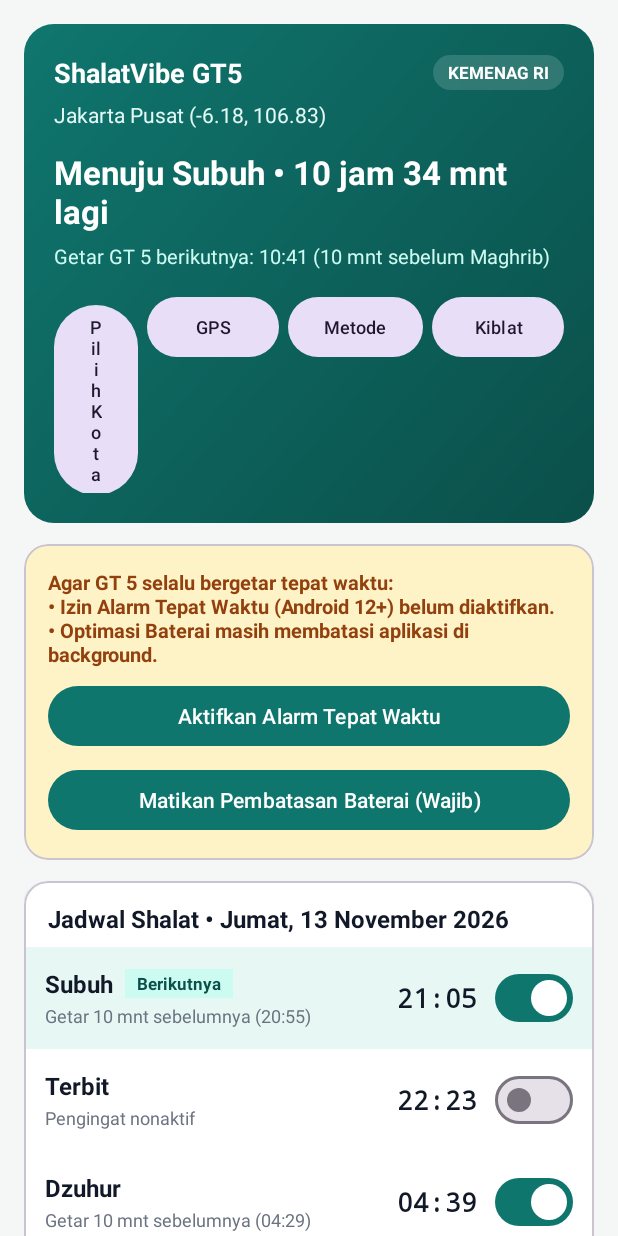
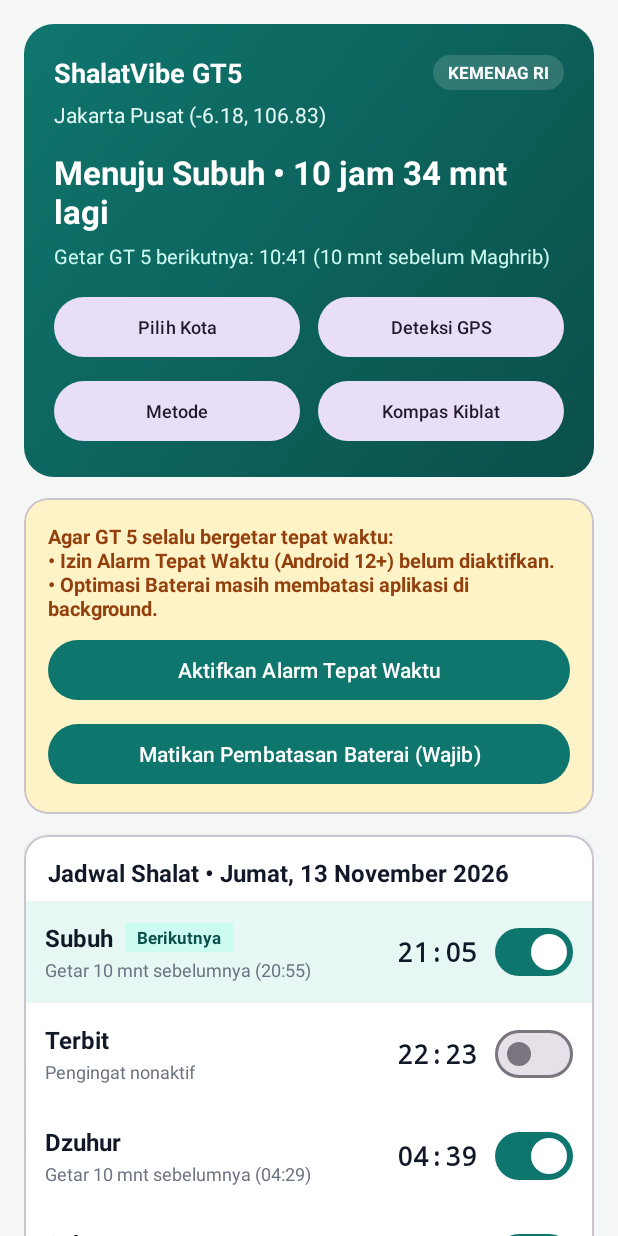
Before and after one commit to jodijhouranda/shalatvibe-gt5, an Android app: the screen it shows after launch (MainActivity), on a phone screen of 412 x 824 dp. Run offline under Robolectric (Android 15) with nearby library versions, the phone set to English and light mode, and no system bars.

Commit message:
Fix hero button 2x2 grid layout and system bar insets

```diff
--- a/app/src/main/java/com/jadwalshalat/gt5/MainActivity.java
+++ b/app/src/main/java/com/jadwalshalat/gt5/MainActivity.java
@@ -16,6 +16,9 @@ import androidx.activity.result.ActivityResultLauncher;
 import androidx.activity.result.contract.ActivityResultContracts;
 import androidx.appcompat.app.AlertDialog;
 import androidx.appcompat.app.AppCompatActivity;
+import androidx.core.graphics.Insets;
+import androidx.core.view.ViewCompat;
+import androidx.core.view.WindowInsetsCompat;
 
 import com.google.android.material.chip.Chip;
 import com.jadwalshalat.gt5.alarm.AlarmScheduler;
@@ -91,6 +94,11 @@ public class MainActivity extends AppCompatActivity {
         super.onCreate(savedInstanceState);
         binding = ActivityMainBinding.inflate(getLayoutInflater());
         setContentView(binding.getRoot());
+        ViewCompat.setOnApplyWindowInsetsListener(binding.getRoot(), (v, windowInsets) -> {
+            Insets insets = windowInsets.getInsets(WindowInsetsCompat.Type.systemBars());
+            v.setPadding(insets.left, insets.top, insets.right, insets.bottom);
+            return windowInsets;
+        });
 
         prefs = new PreferencesManager(this);
         NotificationHelper.ensureChannel(this);
--- a/app/src/main/res/layout/activity_main.xml
+++ b/app/src/main/res/layout/activity_main.xml
@@ -4,6 +4,7 @@
     android:layout_width="match_parent"
     android:layout_height="match_parent"
     android:background="@color/bg_surface"
+    android:clipToPadding="false"
     android:fillViewport="true">
 
     <LinearLayout
@@ -90,32 +91,51 @@
                     android:layout_height="wrap_content"
                     android:layout_marginEnd="6dp"
                     android:layout_weight="1"
+                    android:ellipsize="end"
+                    android:maxLines="1"
                     android:text="@string/btn_choose_city"
                     android:textSize="12sp" />
 
                 <com.google.android.material.button.MaterialButton
                     android:id="@+id/btnUseGps"
                     style="@style/Widget.Material3.Button.TonalButton"
-                    android:layout_width="wrap_content"
+                    android:layout_width="0dp"
                     android:layout_height="wrap_content"
-                    android:layout_marginEnd="6dp"
+                    android:layout_marginStart="6dp"
+                    android:layout_weight="1"
+                    android:ellipsize="end"
+                    android:maxLines="1"
                     android:text="@string/btn_gps"
                     android:textSize="12sp" />
+            </LinearLayout>
+
+            <LinearLayout
+                android:layout_width="match_parent"
+                android:layout_height="wrap_content"
+                android:layout_marginTop="8dp"
+                android:orientation="horizontal">
 
                 <com.google.android.material.button.MaterialButton
                     android:id="@+id/btnMethod"
                     style="@style/Widget.Material3.Button.TonalButton"
-                    android:layout_width="wrap_content"
+                    android:layout_width="0dp"
                     android:layout_height="wrap_content"
                     android:layout_marginEnd="6dp"
+                    android:layout_weight="1"
+                    android:ellipsize="end"
+                    android:maxLines="1"
                     android:text="@string/btn_method"
                     android:textSize="12sp" />
 
                 <com.google.android.material.button.MaterialButton
                     android:id="@+id/btnQibla"
                     style="@style/Widget.Material3.Button.TonalButton"
-                    android:layout_width="wrap_content"
+                    android:layout_width="0dp"
                     android:layout_height="wrap_content"
+                    android:layout_marginStart="6dp"
+                    android:layout_weight="1"
+                    android:ellipsize="end"
+                    android:maxLines="1"
                     android:text="@string/btn_qibla"
                     android:textSize="12sp" />
             </LinearLayout>
--- a/app/src/main/res/values/strings.xml
+++ b/app/src/main/res/values/strings.xml
@@ -5,9 +5,9 @@
     <string name="notification_channel_desc">Notifikasi prioritas tinggi sebelum dan saat waktu shalat agar Huawei Watch GT 5 otomatis bergetar.</string>
 
     <string name="btn_choose_city">Pilih Kota</string>
-    <string name="btn_gps">GPS</string>
+    <string name="btn_gps">Deteksi GPS</string>
     <string name="btn_method">Metode</string>
-    <string name="btn_qibla">Kiblat</string>
+    <string name="btn_qibla">Kompas Kiblat</string>
     <string name="btn_test_now">Tes Getar Sekarang</string>
     <string name="btn_test_delayed">Tes 5 Detik (Kunci Layar)</string>
     <string name="btn_grant_notification">Aktifkan Izin Notifikasi</string>
```
Also changed, not shown: app/src/main/java/com/jadwalshalat/gt5/qibla/QiblaActivity.java (+17 -0 lines).
